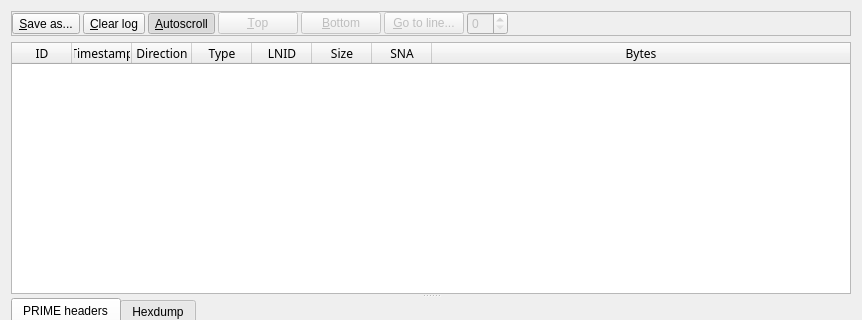
First picture: the form in Forms/FrameLogUI.ui, repository TarlogicSecurity/PLCTool, before the edit; both pictures show x 0 to 862 and y 0 to 320 of the 862 by 624 pixel window.
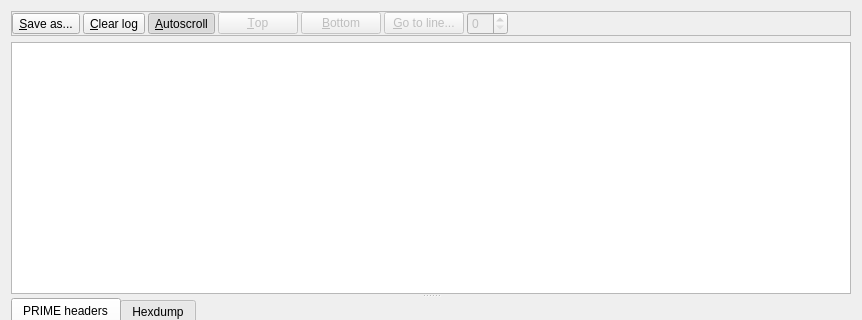
Second picture: the form after the edit.

```diff
--- a/Forms/FrameLogUI.ui
+++ b/Forms/FrameLogUI.ui
@@ -123,7 +123,7 @@
      <property name="orientation">
       <enum>Qt::Vertical</enum>
      </property>
-     <widget class="QTableWidget" name="tableWidget">
+     <widget class="QTreeView" name="frameView">
       <property name="font">
        <font>
         <family>Cascadia Code PL</family>
@@ -141,67 +141,6 @@
       <property name="sortingEnabled">
        <bool>true</bool>
       </property>
-      <attribute name="horizontalHeaderCascadingSectionResizes">
-       <bool>true</bool>
-      </attribute>
-      <attribute name="horizontalHeaderDefaultSectionSize">
-       <number>60</number>
-      </attribute>
-      <attribute name="horizontalHeaderMinimumSectionSize">
-       <number>1</number>
-      </attribute>
-      <attribute name="horizontalHeaderStretchLastSection">
-       <bool>true</bool>
-      </attribute>
-      <attribute name="verticalHeaderVisible">
-       <bool>false</bool>
-      </attribute>
-      <attribute name="verticalHeaderDefaultSectionSize">
-       <number>14</number>
-      </attribute>
-      <attribute name="verticalHeaderMinimumSectionSize">
-       <number>14</number>
-      </attribute>
-      <column>
-       <property name="text">
-        <string>ID</string>
-       </property>
-      </column>
-      <column>
-       <property name="text">
-        <string>Timestamp</string>
-       </property>
-      </column>
-      <column>
-       <property name="text">
-        <string>Direction</string>
-       </property>
-      </column>
-      <column>
-       <property name="text">
-        <string>Type</string>
-       </property>
-      </column>
-      <column>
-       <property name="text">
-        <string>LNID</string>
-       </property>
-      </column>
-      <column>
-       <property name="text">
-        <string>Size</string>
-       </property>
-      </column>
-      <column>
-       <property name="text">
-        <string>SNA</string>
-       </property>
-      </column>
-      <column>
-       <property name="text">
-        <string>Bytes</string>
-       </property>
-      </column>
      </widget>
      <widget class="QTabWidget" name="tabWidget">
       <property name="currentIndex">
```
Left out of the diff: 3 changed lines with no effect on the pictures.
